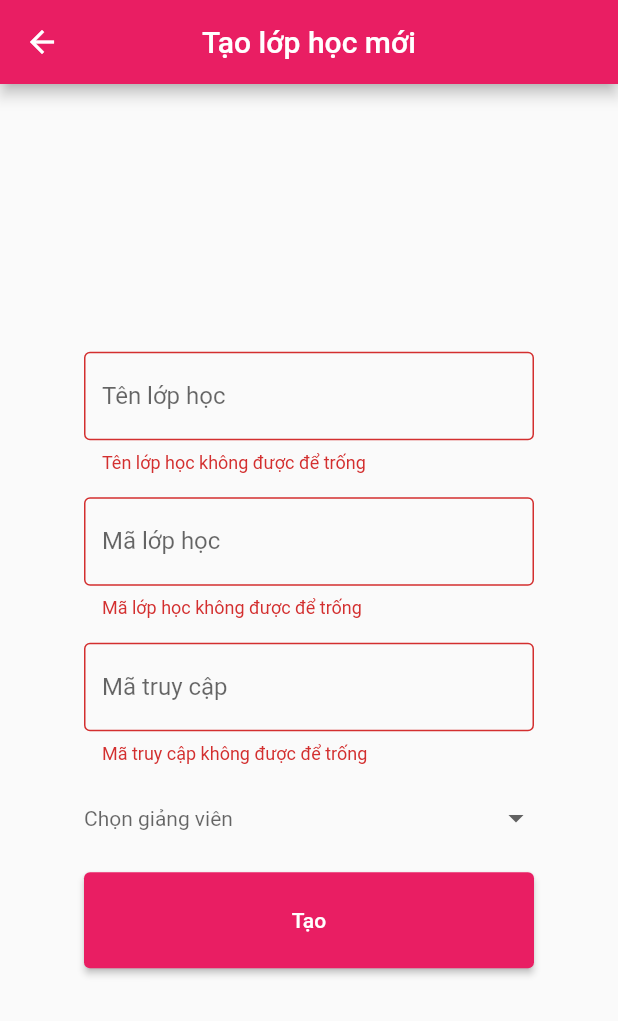
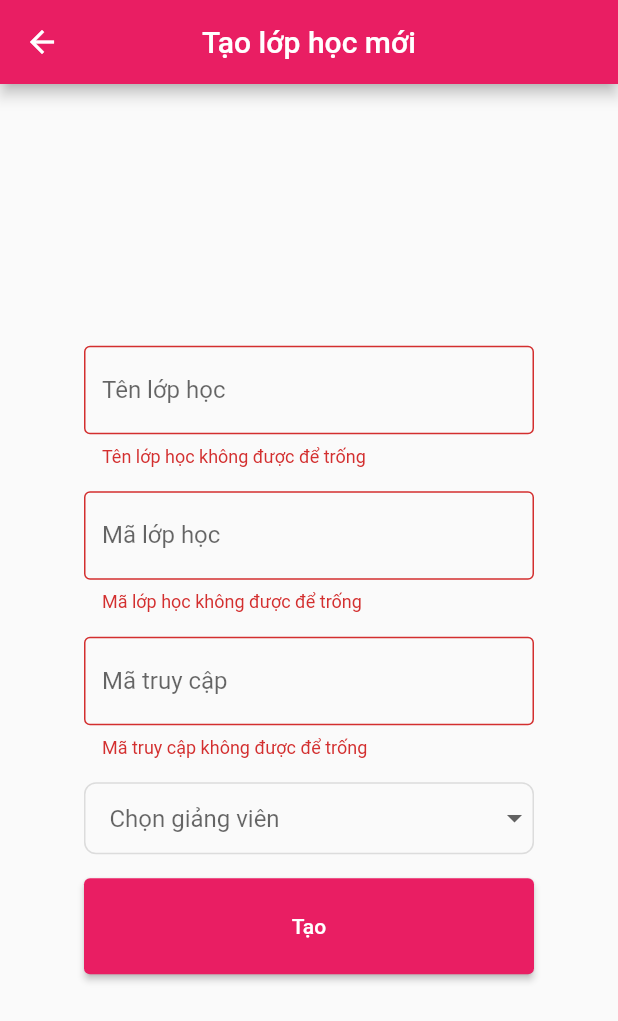
Before and after one commit to pvc97/code-space-client, a Flutter app: the CreateCourseView screen opened directly, after a tap on "Tạo", on a phone screen of 412 x 824 dp. Shown: the top 1021 px of the screen. Run offline on Flutter 3.47's test engine with Material 2 defaults, Android fonts, the phone set to English and light mode, and no system bars; drawn by our look-alikes of dropdown_button2; our stand-ins replace diacritic, dio, equatable, flutter_bloc, flutter_dotenv, flutter_easyloading and 8 more; missing offline and left inert: code_text_field, highlight, multi_split_view, syncfusion_flutter_pdfviewer; accounts and stored records are empty; generated files the repository leaves out were written again.

Commit message:
Improve dropdown button.

```diff
--- /dev/null
+++ b/lib/models/dropdown_item.dart
@@ -0,0 +1,5 @@
+abstract class BaseDropdownItem {
+  String get id;
+  String get title;
+  String? get subtitle;
+}
--- a/lib/models/teacher_model.dart
+++ b/lib/models/teacher_model.dart
@@ -1,9 +1,11 @@
+import 'package:code_space_client/models/dropdown_item.dart';
 import 'package:json_annotation/json_annotation.dart';
 
 part 'teacher_model.g.dart';
 
 @JsonSerializable()
-class TeacherModel {
+class TeacherModel implements BaseDropdownItem {
+  @override
   final String id;
   final String name;
   final String email;
@@ -18,4 +20,10 @@ class TeacherModel {
       _$TeacherModelFromJson(json);
 
   Map<String, dynamic> toJson() => _$TeacherModelToJson(this);
+
+  @override
+  String? get subtitle => email;
+
+  @override
+  String get title => name;
 }
--- a/lib/presentation/common_widgets/search_dropdown_button.dart
+++ b/lib/presentation/common_widgets/search_dropdown_button.dart
@@ -1,11 +1,16 @@
+import 'package:diacritic/diacritic.dart';
 import 'package:dropdown_button2/dropdown_button2.dart';
 import 'package:flutter/material.dart';
 
-class SearchDropdownButton extends StatefulWidget {
-  final List<String> items;
+import 'package:code_space_client/constants/app_sizes.dart';
+import 'package:code_space_client/models/dropdown_item.dart';
+
+class SearchDropdownButton<T extends BaseDropdownItem> extends StatefulWidget {
+  final List<T> items;
   final String hint;
   final String searchHint;
   final TextEditingController textEditingController;
+  final ValueChanged<T?>? onChanged;
 
   const SearchDropdownButton({
     Key? key,
@@ -13,48 +18,69 @@ class SearchDropdownButton extends StatefulWidget {
     required this.hint,
     required this.searchHint,
     required this.textEditingController,
+    this.onChanged,
   }) : super(key: key);
 
   @override
-  State<SearchDropdownButton> createState() => _SearchDropdownButtonState();
+  State<SearchDropdownButton> createState() => _SearchDropdownButtonState<T>();
 }
 
-class _SearchDropdownButtonState extends State<SearchDropdownButton> {
-  String? selectedValue;
+class _SearchDropdownButtonState<T extends BaseDropdownItem>
+    extends State<SearchDropdownButton> {
+  T? _selectedValue;
 
   @override
   Widget build(BuildContext context) {
     return DropdownButtonHideUnderline(
       child: DropdownButton2(
+        buttonDecoration: BoxDecoration(
+          borderRadius: BorderRadius.circular(Sizes.s8),
+          border: Border.all(
+            color: Theme.of(context).dividerColor,
+          ),
+        ),
         isExpanded: true,
         hint: Text(
           widget.hint,
           style: TextStyle(
-            fontSize: 14,
+            fontSize: Sizes.s16,
             color: Theme.of(context).hintColor,
           ),
         ),
         items: widget.items
-            .map((item) => DropdownMenuItem<String>(
-                  value: item,
-                  child: Text(
-                    item,
-                    style: const TextStyle(
-                      fontSize: 14,
-                    ),
+            .map((item) => DropdownMenuItem<T>(
+                  value: item as T?,
+                  child: Column(
+                    mainAxisSize: MainAxisSize.min,
+                    crossAxisAlignment: CrossAxisAlignment.start,
+                    children: [
+                      Text(
+                        item.title,
+                        style: const TextStyle(
+                          fontSize: Sizes.s16,
+                        ),
+                      ),
+                      if (item.subtitle != null)
+                        Padding(
+                          padding: const EdgeInsets.only(top: Sizes.s4),
+                          child: Text(
+                            item.subtitle!,
+                            style: const TextStyle(
+                              fontSize: 14,
+                            ),
+                          ),
+                        ),
+                    ],
                   ),
                 ))
             .toList(),
-        value: selectedValue,
+        value: _selectedValue,
         onChanged: (value) {
           setState(() {
-            selectedValue = value as String;
+            _selectedValue = value;
           });
+          widget.onChanged?.call(value);
         },
-        buttonHeight: 40,
-        buttonWidth: 200,
-        itemHeight: 40,
-        dropdownMaxHeight: 200,
         searchController: widget.textEditingController,
         searchInnerWidgetHeight: 50,
         searchInnerWidget: Container(
@@ -83,8 +109,16 @@ class _SearchDropdownButtonState extends State<SearchDropdownButton> {
             ),
           ),
         ),
-        searchMatchFn: (item, searchValue) {
-          return (item.value.toString().contains(searchValue));
+        searchMatchFn: (DropdownMenuItem<T> item, String searchValue) {
+          final value = removeDiacritics(searchValue.toLowerCase());
+          final title = item.value?.title.toLowerCase();
+          final subtitle = item.value?.subtitle?.toLowerCase();
+          final formattedTitle = title != null ? removeDiacritics(title) : null;
+          final formattedSubtitle =
+              subtitle != null ? removeDiacritics(subtitle) : null;
+
+          return (formattedTitle?.contains(value) == true ||
+              formattedSubtitle?.contains(value) == true);
         },
         //This to clear the search value when you close the menu
         onMenuStateChange: (isOpen) {
--- a/lib/presentation/create_course/create_course_view.dart
+++ b/lib/presentation/create_course/create_course_view.dart
@@ -1,8 +1,11 @@
 import 'package:code_space_client/generated/l10n.dart';
+import 'package:code_space_client/models/dropdown_item.dart';
+import 'package:code_space_client/models/teacher_model.dart';
 import 'package:code_space_client/presentation/common_widgets/adaptive_app_bar.dart';
 import 'package:code_space_client/presentation/common_widgets/app_elevated_button.dart';
 import 'package:code_space_client/presentation/common_widgets/box.dart';
 import 'package:code_space_client/presentation/common_widgets/search_dropdown_button.dart';
+import 'package:code_space_client/utils/logger/logger.dart';
 import 'package:flutter/material.dart';
 
 class CreateCourseView extends StatefulWidget {
@@ -29,15 +32,12 @@ class CreateCourseViewState extends State<CreateCourseView> {
     form.save();
   }
 
-  final List<String> items = [
-    'A_Item1',
-    'A_Item2',
-    'A_Item3',
-    'A_Item4',
-    'B_Item1',
-    'B_Item2',
-    'B_Item3',
-    'B_Item4',
+  final List<BaseDropdownItem> items = [
+    TeacherModel(id: '1', name: 'Teacher 1', email: 'abc@gmail.com'),
+    TeacherModel(id: '2', name: 'Teacher 2', email: 'abc@gmail.com'),
+    TeacherModel(id: '3', name: 'Teacher 2', email: 'abc@gmail.com'),
+    TeacherModel(id: '4', name: 'Teacher 2', email: 'abc@gmail.com'),
+    TeacherModel(id: '5', name: 'Thầy giáo 3', email: 'abc@gmail.com'),
   ];
 
   final TextEditingController textEditingController = TextEditingController();
@@ -119,6 +119,9 @@ class CreateCourseViewState extends State<CreateCourseView> {
                     hint: S.of(context).select_teacher,
                     searchHint: S.of(context).enter_name_or_email_of_teacher,
                     textEditingController: textEditingController,
+                    onChanged: (BaseDropdownItem? value) {
+                      logger.d(value?.title);
+                    },
                   ),
                   Box.h16,
                   AppElevatedButton(
--- a/pubspec.yaml
+++ b/pubspec.yaml
@@ -57,6 +57,7 @@ dependencies:
   syncfusion_flutter_pdfviewer: 20.4.50
   multi_split_view: 2.3.1
   dropdown_button2: 1.9.4
+  diacritic: 0.1.3
 
 dev_dependencies:
   flutter_test:
```
Also changed, not shown: pubspec.lock.
